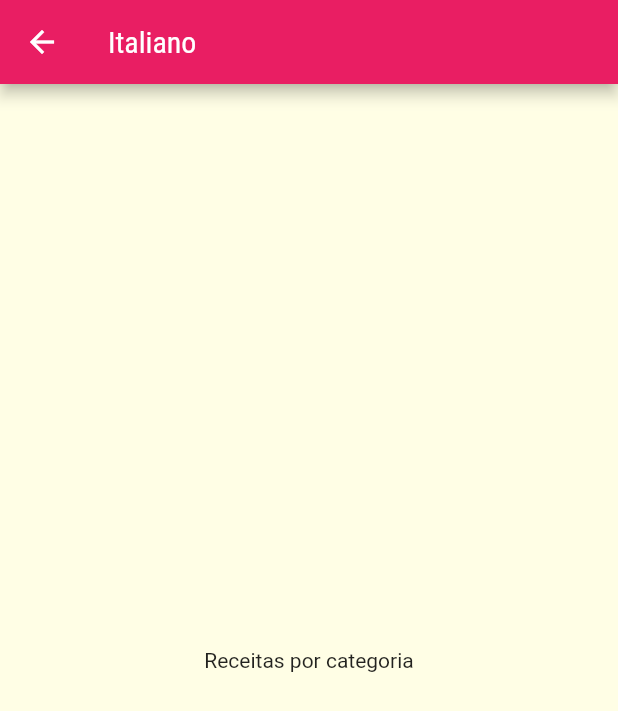
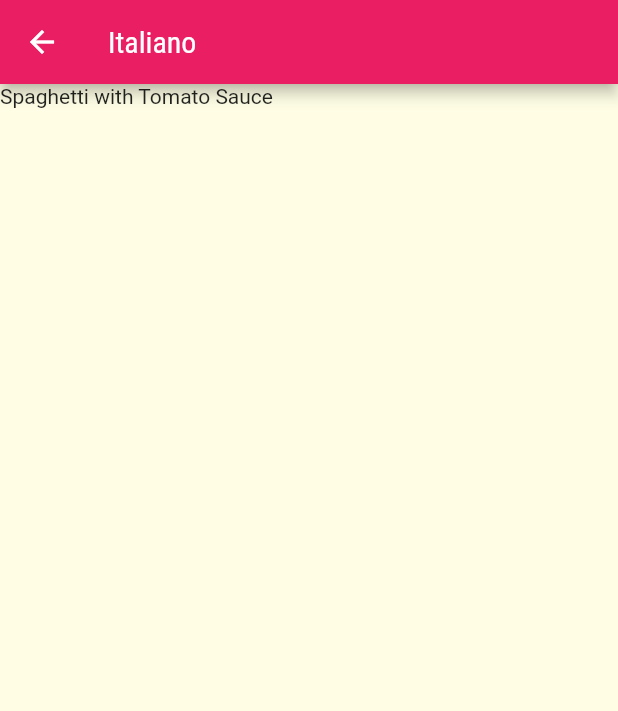
Before and after one commit to flpdev/cod3r_flutter_2022, a Flutter app: the screen it shows after launch, after a tap on "Italiano", on a phone screen of 412 x 824 dp. Shown: the top 711 px of the screen. Run offline on Flutter 3.47's test engine with Material 2 defaults, Android fonts, the phone set to English and light mode, and no system bars.

Commit message:
meals aula 10

```diff
--- a/meals/lib/screens/categories_meals_screen.dart
+++ b/meals/lib/screens/categories_meals_screen.dart
@@ -1,5 +1,7 @@
 import 'package:flutter/material.dart';
 import 'package:meals/models/category.dart';
+
+import '../data/dummy_data.dart';
 
 class CategoriesMealsScreen extends StatelessWidget {
   // const CategoriesMealsScreen(this.category);
@@ -7,12 +9,20 @@ class CategoriesMealsScreen extends StatelessWidget {
   @override
   Widget build(BuildContext context) {
     final category = ModalRoute.of(context)!.settings.arguments as Category;
+
+    final categoryMeals = DUMMY_MEALS.where((meal) {
+      return meal.categories.contains(category.id);
+    }).toList();
+
     return Scaffold(
       appBar: AppBar(
         title: Text(category.title),
       ),
-      body: Center(
-        child: Text('Receitas por categoria'),
+      body: ListView.builder(
+        itemCount: categoryMeals.length,
+        itemBuilder: (context, index) {
+          return Text(categoryMeals[index].title);
+        },
       ),
     );
   }
```
